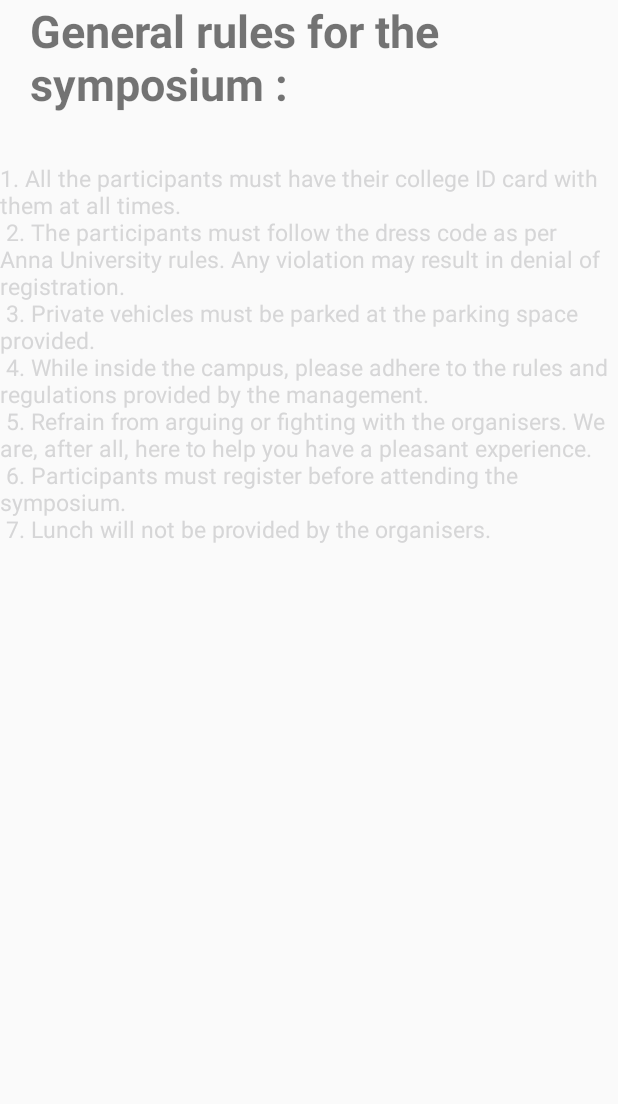
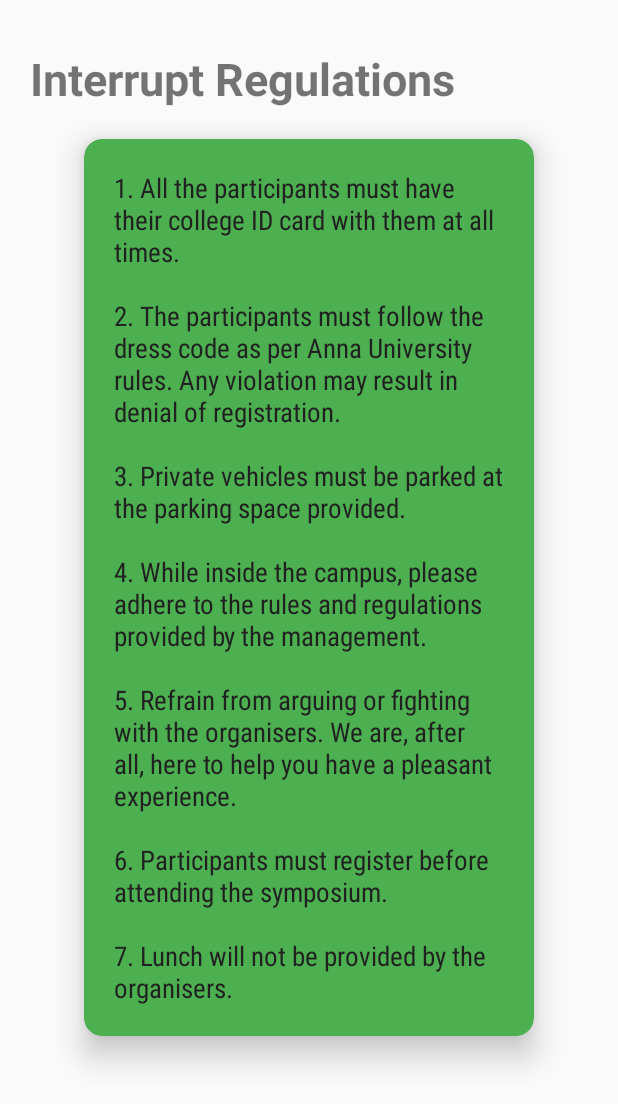
Before and after one commit to svce-interrupt/android, an Android app: the InstructionActivity screen opened directly, with no data from a screen before it, on a phone screen of 412 x 824 dp. Shown: the top 1104 px of the screen. Run offline under Robolectric (Android 15) with nearby library versions, the phone set to English and light mode, and no system bars.

Commit message:
transport final

```diff
--- a/app/build.gradle
+++ b/app/build.gradle
@@ -44,6 +44,7 @@ dependencies {
     compile 'com.facebook.shimmer:shimmer:0.1.0@aar'
     compile 'de.hdodenhof:circleimageview:2.1.0'
     compile 'com.google.android.gms:play-services-maps:11.0.4'
+    compile 'com.wang.avi:library:2.1.3'
     testCompile 'junit:junit:4.12'
     compile project(':ResideMenu')
 }
--- a/app/src/main/res/layout/activity_about.xml
+++ b/app/src/main/res/layout/activity_about.xml
@@ -15,8 +15,9 @@
             android:layout_width="wrap_content"
             android:layout_height="wrap_content"
             app:duration="2000"
-            tools:layout_editor_absoluteY="25dp"
-            tools:layout_editor_absoluteX="0dp">
+            app:layout_constraintTop_toTopOf="parent"
+            app:layout_constraintLeft_toLeftOf="parent"
+            app:layout_constraintRight_toRightOf="parent">
 
             <RelativeLayout
                 android:layout_width="wrap_content"
--- a/app/src/main/res/layout/activity_instruction.xml
+++ b/app/src/main/res/layout/activity_instruction.xml
@@ -1,5 +1,5 @@
 <?xml version="1.0" encoding="utf-8"?>
-<FrameLayout xmlns:android="http://schemas.android.com/apk/res/android"
+<ScrollView xmlns:android="http://schemas.android.com/apk/res/android"
     xmlns:tools="http://schemas.android.com/tools"
     android:layout_width="match_parent"
     android:layout_height="match_parent"
@@ -15,22 +15,49 @@
             android:layout_width="wrap_content"
             android:layout_height="wrap_content"
             app:layout_constraintLeft_toLeftOf="parent"
+            app:layout_constraintTop_toTopOf="parent"
             android:layout_marginStart="20dp"
             android:layout_marginTop="32dp"
-            android:text="General rules for the symposium :"
+            android:text="Interrupt Regulations"
             android:textSize="30dp"
             android:textStyle="bold"/>
 
-        <TextView
-            android:layout_width="wrap_content"
+        <android.support.v7.widget.CardView
+            android:id="@+id/rules_card"
+            android:layout_width="300dp"
             android:layout_height="wrap_content"
+            app:cardCornerRadius="12dp"
+            app:cardElevation="12dp"
+            app:cardBackgroundColor="@color/accent"
             app:layout_constraintTop_toBottomOf="@id/rule"
             app:layout_constraintLeft_toLeftOf="parent"
-            android:layout_marginTop="32dp"
-            android:text="@string/instruct"
-            android:textSize="15dp"
-            android:textColor="@color/black"/>
+            app:layout_constraintRight_toRightOf="parent"
+            app:layout_constraintBottom_toBottomOf="parent"
+            android:layout_marginBottom="32dp"
+            android:layout_marginTop="20dp">
+
+            <LinearLayout
+                android:layout_width="match_parent"
+                android:layout_height="wrap_content"
+                android:orientation="vertical"
+                android:layout_marginTop="20dp"
+                android:layout_marginBottom="20dp">
+
+                <TextView
+                    android:layout_width="match_parent"
+                    android:layout_height="0dp"
+                    android:layout_weight="1"
+                    android:paddingStart="20dp"
+                    android:paddingEnd="20dp"
+                    android:text="@string/instruct"
+                    android:textSize="18dp"
+                    android:textColor="@color/primary_text"
+                    android:fontFamily="sans-serif-condensed" />
+
+            </LinearLayout>
+
+        </android.support.v7.widget.CardView>
 
     </android.support.constraint.ConstraintLayout>
 
-</FrameLayout>
+</ScrollView>
--- a/app/src/main/res/values/strings.xml
+++ b/app/src/main/res/values/strings.xml
@@ -37,7 +37,7 @@
     <string name="navigation_drawer_close">Close navigation drawer</string>
     <string name="title_activity_map">Map</string>
 
-    <string name="instruct">1. All the participants must have their college ID card with them at all times. \n 2. The participants must follow the dress code as per Anna University rules. Any violation may result in denial of registration. \n 3. Private vehicles must be parked at the parking space provided.\n 4. While inside the campus, please adhere to the rules and regulations provided by the management.\n 5. Refrain from arguing or fighting with the organisers. We are, after all, here to help you have a pleasant experience.\n 6. Participants must register before attending the symposium.\n 7. Lunch will not be provided by the organisers.</string>
+    <string name="instruct">1. All the participants must have their college ID card with them at all times.\n\n2. The participants must follow the dress code as per Anna University rules. Any violation may result in denial of registration.\n\n3. Private vehicles must be parked at the parking space provided.\n\n4. While inside the campus, please adhere to the rules and regulations provided by the management.\n\n5. Refrain from arguing or fighting with the organisers. We are, after all, here to help you have a pleasant experience.\n\n6. Participants must register before attending the symposium.\n\n7. Lunch will not be provided by the organisers.</string>
 
     <string name="Picturesque">In a world where creatives often only have a couple of minutes to view your site, the photographs on the site can play a major role. Many people will quickly abandon a website to jump to the next, so you have to make sure your entire site is not only engaging, but successfully portrays your personality. So here\'s an extraordinary opportunity for y\'all to grab in this year\'s interrupt. An innovative, inventive and prolific photograph of our symposium on  Facebook; can help y\'all to showcase your talent to the outer world. Hurry up, what are you waiting for?</string>
     <string name="Picturesque_rules">Theme:\nComputer Science\nRobots\nGadgets\n\nRules:\n1. Any photo should be sent to the page after which you can share it after being uploaded.\n2. Winner will be selected based on the number of likes and the maximum relevance to the theme provided.</string>
```
Also changed, not shown: app/src/main/java/com/lazytomatostudios/svceinterrupt/dashactivities/dashfragments/Route.java (+32 -1 lines), app/src/main/java/com/lazytomatostudios/svceinterrupt/dashactivities/dashfragments/Schedule.java (+29 -1 lines), app/src/main/res/layout/fragment_route.xml (+20 -3 lines), app/src/main/res/layout/fragment_schedule.xml (+21 -4 lines), 19 other files.
